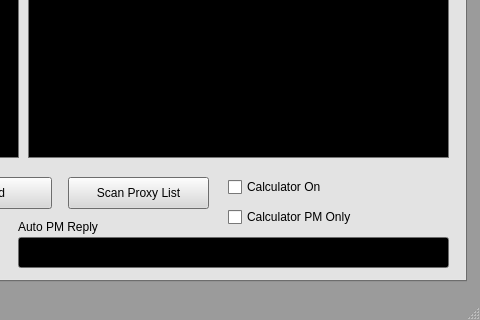
This is mainwindow.ui in Arus12316/sabotv2 as Qt 5 draws it before an edit; both pictures show x 934 to 1414 and y 266 to 586 of the 1414 by 586 pixel window. The edited form follows.
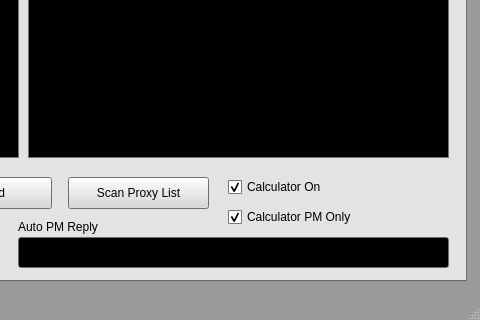
This is the edited form.

What changed in the file:
```diff
--- a/mainwindow.ui
+++ b/mainwindow.ui
@@ -1276,7 +1276,7 @@
        <string>Calculator On</string>
       </property>
       <property name="checked">
-       <bool>false</bool>
+       <bool>true</bool>
       </property>
      </widget>
      <widget class="QCheckBox" name="calculatorPM">
@@ -1291,6 +1291,9 @@
       <property name="text">
        <string>Calculator PM Only</string>
       </property>
+      <property name="checked">
+       <bool>true</bool>
+      </property>
      </widget>
     </widget>
    </widget>
```
Left out of the diff: 5 changed lines with no effect on the pictures.
